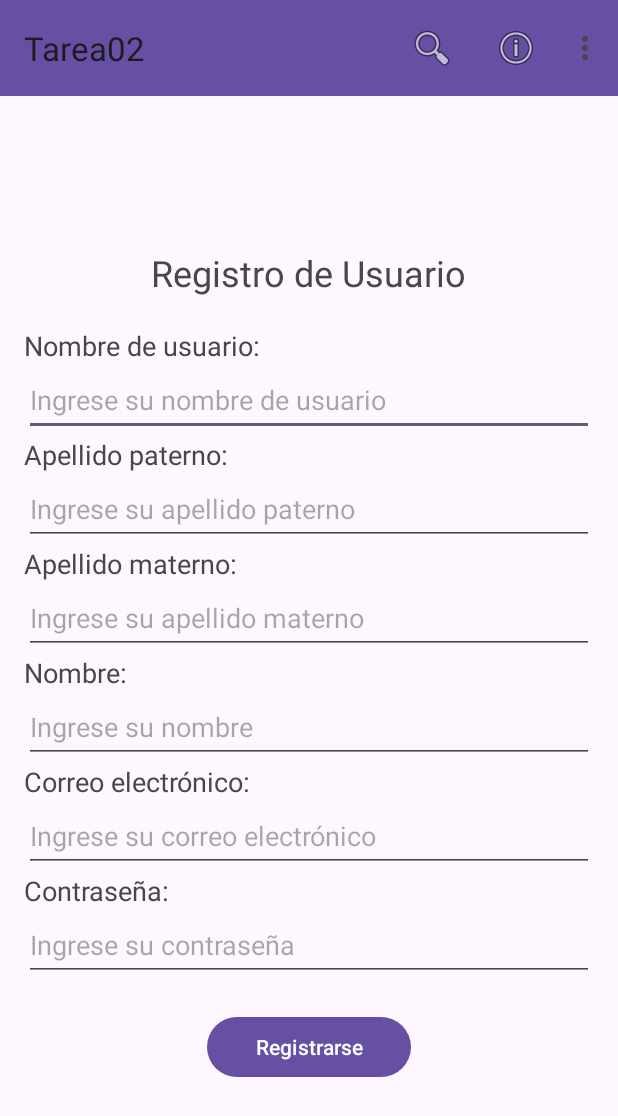
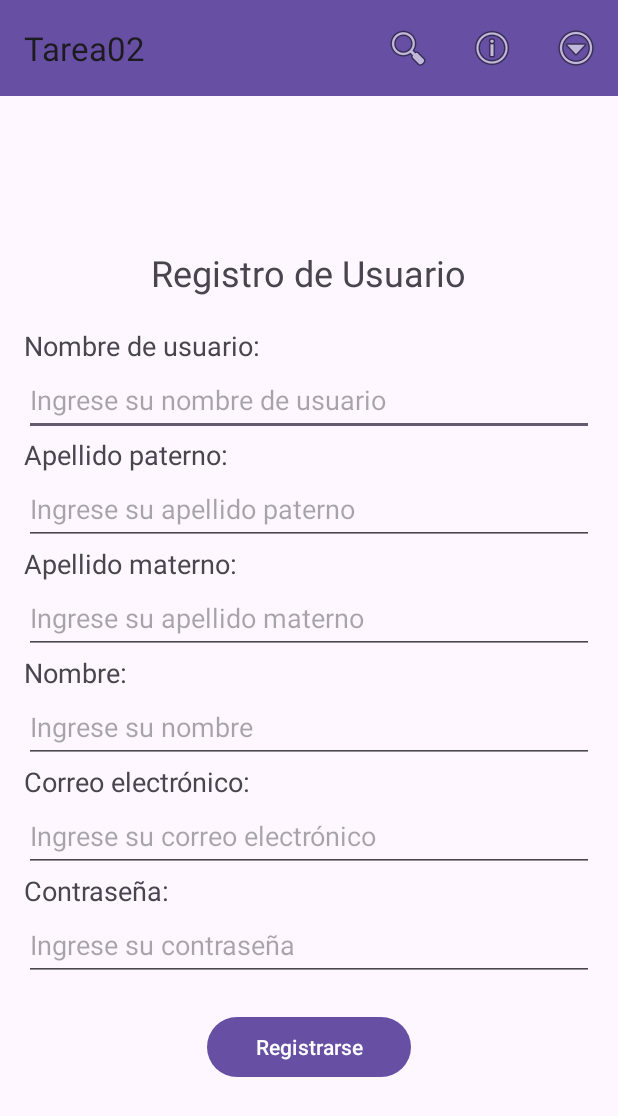
Before and after one commit to Artgnz/Tarea03PDM, an Android app: the screen it shows after launch (MainActivity), on a phone screen of 412 x 824 dp. Shown: the top 1116 px of the screen. Run offline under Robolectric (Android 15) with nearby library versions, the phone set to English and light mode, and no system bars.

Commit message:
Corrige toolbar

```diff
--- a/app/src/main/res/menu/menu_main.xml
+++ b/app/src/main/res/menu/menu_main.xml
@@ -20,7 +20,7 @@
         android:id="@+id/action_more"
         android:icon="@android:drawable/ic_menu_more"
         android:title="@string/action_more"
-        app:showAsAction="never">
+        app:showAsAction="always">
         <menu>
             <!-- Opciones del submenu -->
             <item
```
